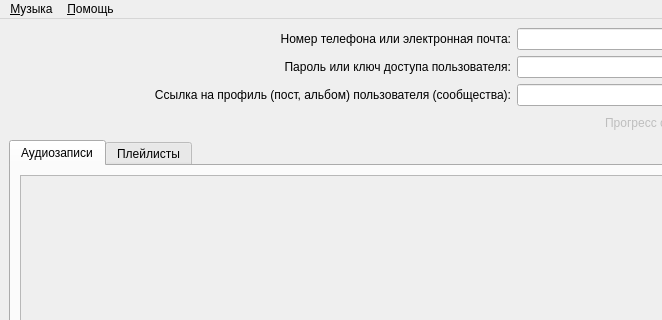
qwertyadrian/vk-music-downloader, file src/vkmusicd/ui_files/mainwindow.ui: the form before one commit; both pictures show x 0 to 662 and y 0 to 320 of the 877 by 581 pixel window.
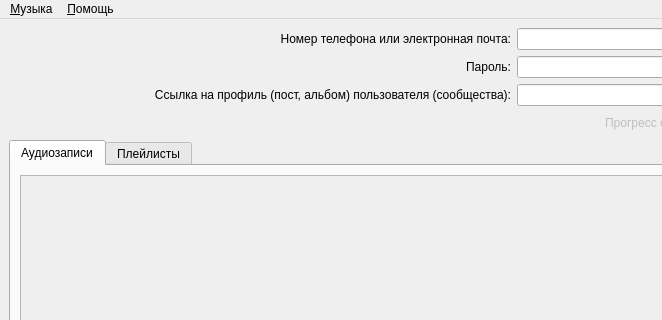
The form after the commit. Icons and pictures are not drawn.

Diff of the .ui file:
```diff
--- a/src/vkmusicd/ui_files/mainwindow.ui
+++ b/src/vkmusicd/ui_files/mainwindow.ui
@@ -324,10 +324,10 @@
       </property>
      </widget>
     </item>
-    <item row="1" column="1" colspan="3">
+    <item row="1" column="0" colspan="4">
      <widget class="QLabel" name="password_text">
       <property name="text">
-       <string>Пароль или ключ доступа пользователя:</string>
+       <string>Пароль:</string>
       </property>
       <property name="alignment">
        <set>Qt::AlignRight|Qt::AlignTrailing|Qt::AlignVCenter</set>
```
